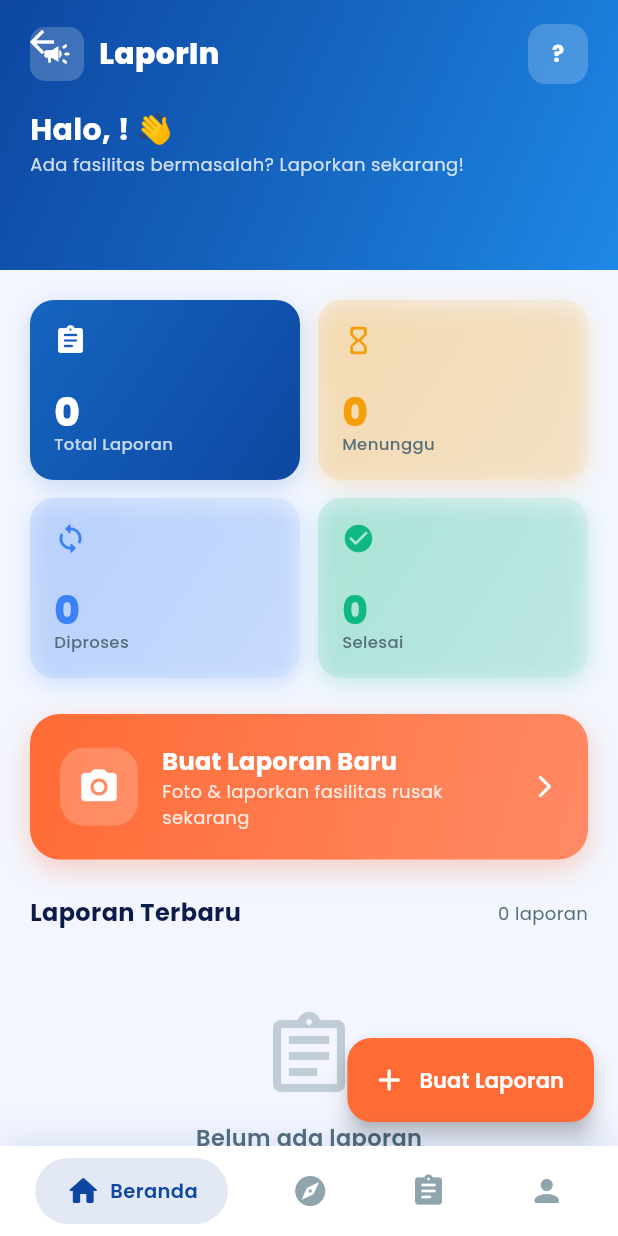
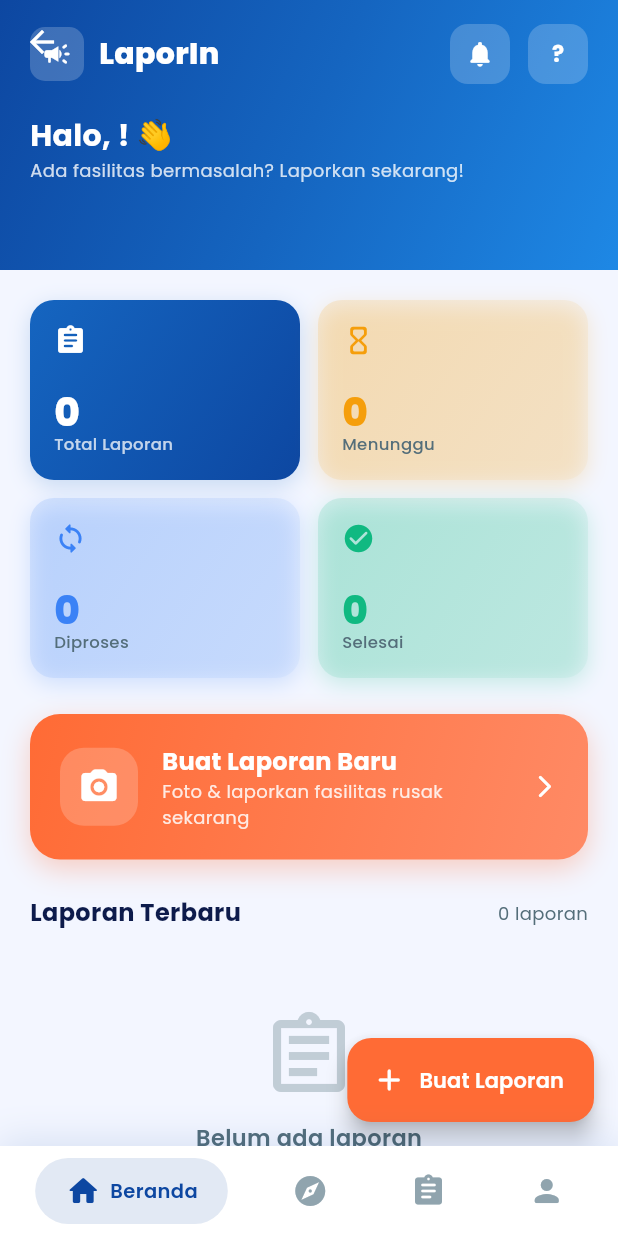
Before and after one commit to fauzidho/tubes_laporin, a Flutter app: the MainScreen screen opened directly, on a phone screen of 412 x 824 dp. Run offline on Flutter 3.47's test engine with Material 3 defaults, Android fonts, the phone set to English and light mode, and no system bars; our stand-ins replace camera, cloud_firestore, firebase_auth, firebase_core, google_fonts, image_picker; accounts and stored records are empty.

Commit message:
Implement In-App Notification system for report status updates and comments

```diff
--- a/lib/features/home/home_screen.dart
+++ b/lib/features/home/home_screen.dart
@@ -4,8 +4,10 @@ import 'package:google_fonts/google_fonts.dart';
 import '../../core/constants/app_colors.dart';
 import '../../providers/auth_provider.dart';
 import '../../providers/report_provider.dart';
+import '../../providers/notification_provider.dart';
 import '../report/create_report_screen.dart';
 import '../report/report_detail_screen.dart';
+import '../notification/notification_screen.dart';
 import 'widgets/report_card.dart';
 
 class HomeScreen extends StatelessWidget {
@@ -30,13 +32,19 @@ class HomeScreen extends StatelessWidget {
             backgroundColor: AppColors.primary,
             flexibleSpace: FlexibleSpaceBar(
               background: Container(
-                decoration:
-                    const BoxDecoration(gradient: AppColors.primaryGradient),
-                child: SafeArea(
+                decoration: const BoxDecoration(
+                  gradient: AppColors.primaryGradient,
+                ),
                 child: Padding(
-                    padding: const EdgeInsets.fromLTRB(20, 16, 20, 20),
+                  padding: EdgeInsets.only(
+                    top: MediaQuery.of(context).padding.top + 16,
+                    left: 20,
+                    right: 20,
+                    bottom: 20,
+                  ),
                   child: Column(
                     crossAxisAlignment: CrossAxisAlignment.start,
+                    mainAxisSize: MainAxisSize.min,
                     children: [
                       Row(
                         mainAxisAlignment: MainAxisAlignment.spaceBetween,
@@ -64,6 +72,63 @@ class HomeScreen extends StatelessWidget {
                               ),
                             ],
                           ),
+                          Row(
+                            children: [
+                              Consumer<NotificationProvider>(
+                                builder: (context, notificationProvider, _) {
+                                  final unread = notificationProvider.unreadCount;
+                                  return Stack(
+                                    clipBehavior: Clip.none,
+                                    children: [
+                                      Container(
+                                        width: 40,
+                                        height: 40,
+                                        decoration: BoxDecoration(
+                                          color: Colors.white.withOpacity(0.2),
+                                          borderRadius: BorderRadius.circular(12),
+                                        ),
+                                        child: IconButton(
+                                          icon: const Icon(Icons.notifications_rounded,
+                                              color: Colors.white, size: 20),
+                                          onPressed: () => Navigator.push(
+                                            context,
+                                            MaterialPageRoute(
+                                              builder: (_) => const NotificationScreen(),
+                                            ),
+                                          ),
+                                        ),
+                                      ),
+                                      if (unread > 0)
+                                        Positioned(
+                                          right: -2,
+                                          top: -2,
+                                          child: Container(
+                                            padding: const EdgeInsets.all(4),
+                                            decoration: BoxDecoration(
+                                              color: AppColors.statusRejected,
+                                              shape: BoxShape.circle,
+                                              border: Border.all(color: AppColors.primary, width: 2),
+                                            ),
+                                            constraints: const BoxConstraints(
+                                              minWidth: 18,
+                                              minHeight: 18,
+                                            ),
+                                            child: Text(
+                                              unread > 9 ? '9+' : '$unread',
+                                              style: const TextStyle(
+                                                color: Colors.white,
+                                                fontSize: 8,
+                                                fontWeight: FontWeight.bold,
+                                              ),
+                                              textAlign: TextAlign.center,
+                                            ),
+                                          ),
+                                        ),
+                                    ],
+                                  );
+                                },
+                              ),
+                              const SizedBox(width: 12),
                               Container(
                                 width: 40,
                                 height: 40,
@@ -84,7 +149,9 @@ class HomeScreen extends StatelessWidget {
                               ),
                             ],
                           ),
-                        const SizedBox(height: 16),
+                        ],
+                      ),
+                      const SizedBox(height: 20),
                       Text(
                         'Halo, ${user.name.split(' ').first}! 👋',
                         style: GoogleFonts.poppins(
@@ -101,7 +168,6 @@ class HomeScreen extends StatelessWidget {
                         ),
                       ),
                     ],
-                    ),
                   ),
                 ),
               ),
--- a/lib/main.dart
+++ b/lib/main.dart
@@ -8,6 +8,7 @@ import 'firebase_options.dart';
 import 'core/constants/app_colors.dart';
 import 'providers/auth_provider.dart';
 import 'providers/report_provider.dart';
+import 'providers/notification_provider.dart';
 import 'features/auth/login_screen.dart';
 import 'main_screen.dart';
 import 'features/admin/admin_dashboard_screen.dart';
@@ -27,6 +28,7 @@ void main() async {
       providers: [
         ChangeNotifierProvider(create: (_) => AuthProvider()),
         ChangeNotifierProvider(create: (_) => ReportProvider()),
+        ChangeNotifierProvider(create: (_) => NotificationProvider()),
       ],
       child: const LaporInApp(),
     ),
--- a/lib/main_screen.dart
+++ b/lib/main_screen.dart
@@ -1,6 +1,9 @@
 import 'package:flutter/material.dart';
 import 'package:google_fonts/google_fonts.dart';
+import 'package:provider/provider.dart';
 import 'core/constants/app_colors.dart';
+import 'providers/auth_provider.dart';
+import 'providers/notification_provider.dart';
 import 'features/home/home_screen.dart';
 import 'features/report/feed_screen.dart';
 import 'features/report/my_reports_screen.dart';
@@ -15,6 +18,17 @@ class MainScreen extends StatefulWidget {
 
 class _MainScreenState extends State<MainScreen> {
   int _currentIndex = 0;
+
+  @override
+  void initState() {
+    super.initState();
+    WidgetsBinding.instance.addPostFrameCallback((_) {
+      final user = context.read<AuthProvider>().currentUser;
+      if (user != null) {
+        context.read<NotificationProvider>().listenToNotifications(user.id);
+      }
+    });
+  }
 
   final List<Widget> _screens = const [
     HomeScreen(),
--- /dev/null
+++ b/lib/models/notification_model.dart
@@ -0,0 +1,78 @@
+import 'package:cloud_firestore/cloud_firestore.dart';
+
+enum NotificationType {
+  statusUpdate,
+  newComment,
+}
+
+class NotificationModel {
+  final String id;
+  final String userId;
+  final String title;
+  final String message;
+  final NotificationType type;
+  final String relatedId; // ReportId
+  final bool isRead;
+  final DateTime createdAt;
+
+  NotificationModel({
+    required this.id,
+    required this.userId,
+    required this.title,
+    required this.message,
+    required this.type,
+    required this.relatedId,
+    this.isRead = false,
+    required this.createdAt,
+  });
+
+  Map<String, dynamic> toMap() {
+    return {
+      'userId': userId,
+      'title': title,
+      'message': message,
+      'type': type.name,
+      'relatedId': relatedId,
+      'isRead': isRead,
+      'createdAt': createdAt,
+    };
+  }
+
+  factory NotificationModel.fromMap(Map<String, dynamic> map, String id) {
+    return NotificationModel(
+      id: id,
+      userId: map['userId'] ?? '',
+      title: map['title'] ?? '',
+      message: map['message'] ?? '',
+      type: NotificationType.values.firstWhere(
+        (e) => e.name == map['type'],
+        orElse: () => NotificationType.statusUpdate,
+      ),
+      relatedId: map['relatedId'] ?? '',
+      isRead: map['isRead'] ?? false,
+      createdAt: (map['createdAt'] as Timestamp).toDate(),
+    );
+  }
+
+  NotificationModel copyWith({
+    String? id,
+    String? userId,
+    String? title,
+    String? message,
+    NotificationType? type,
+    String? relatedId,
+    bool? isRead,
+    DateTime? createdAt,
+  }) {
+    return NotificationModel(
+      id: id ?? this.id,
+      userId: userId ?? this.userId,
+      title: title ?? this.title,
+      message: message ?? this.message,
+      type: type ?? this.type,
+      relatedId: relatedId ?? this.relatedId,
+      isRead: isRead ?? this.isRead,
+      createdAt: createdAt ?? this.createdAt,
+    );
+  }
+}
```
Also changed, not shown: lib/features/notification/notification_screen.dart (added, +237 -0 lines), lib/features/report/report_detail_screen.dart (+27 -3 lines), lib/providers/notification_provider.dart (added, +78 -0 lines), lib/providers/report_provider.dart (+28 -0 lines). Lines whose indentation alone changed are shown as unchanged.
